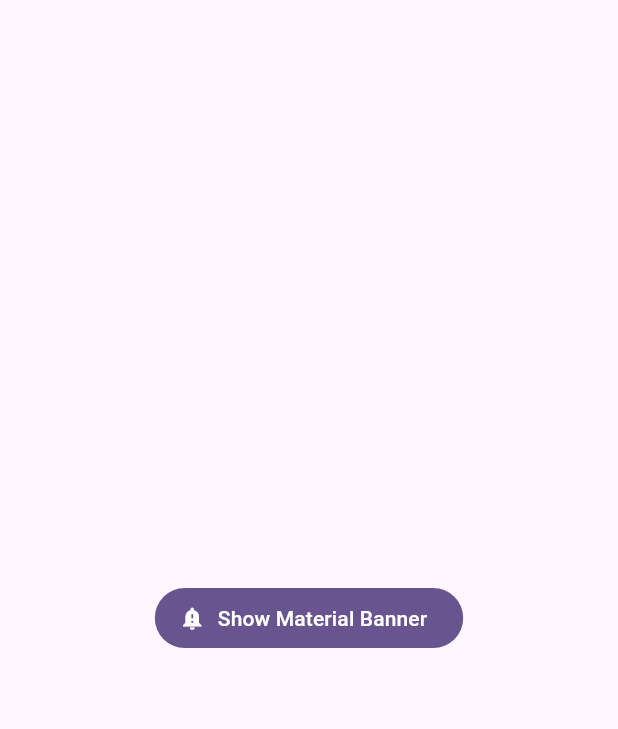
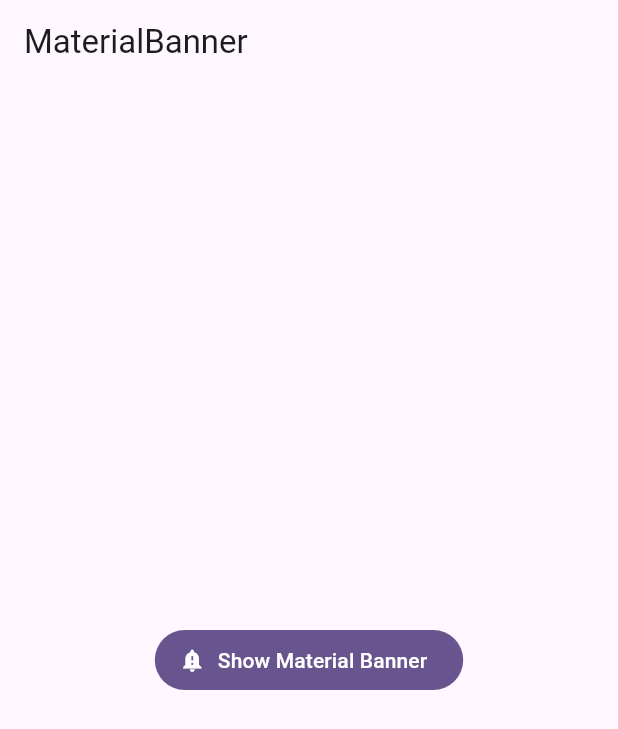
Before and after one commit to JeanGC970520/widgets, a Flutter app: the MaterialBannerWidget screen opened by its route, on a phone screen of 412 x 824 dp. Shown: the top 729 px of the screen. Run offline on Flutter 3.47's test engine with Material 2 defaults, Android fonts, the phone set to English and light mode, and no system bars; our stand-ins replace go_router.

Commit message:
Adding AppBar

```diff
--- a/lib/presentation/screens/widgets/material_banner_widget.dart
+++ b/lib/presentation/screens/widgets/material_banner_widget.dart
@@ -11,6 +11,9 @@ class MaterialBannerWidget extends StatelessWidget {
     final colors = Theme.of(context).colorScheme;
 
     return Scaffold(
+      appBar: AppBar(
+        title: const Text('MaterialBanner'),
+      ),
       body: Center(
         child: FilledButton.icon(
           onPressed: () {
```
